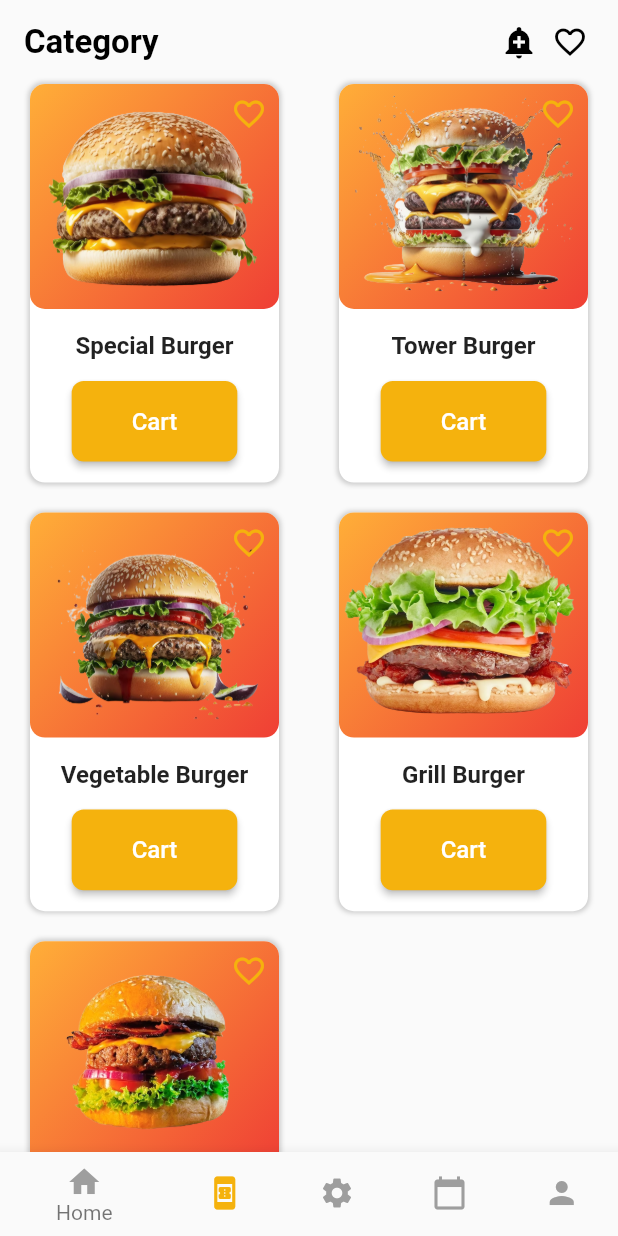
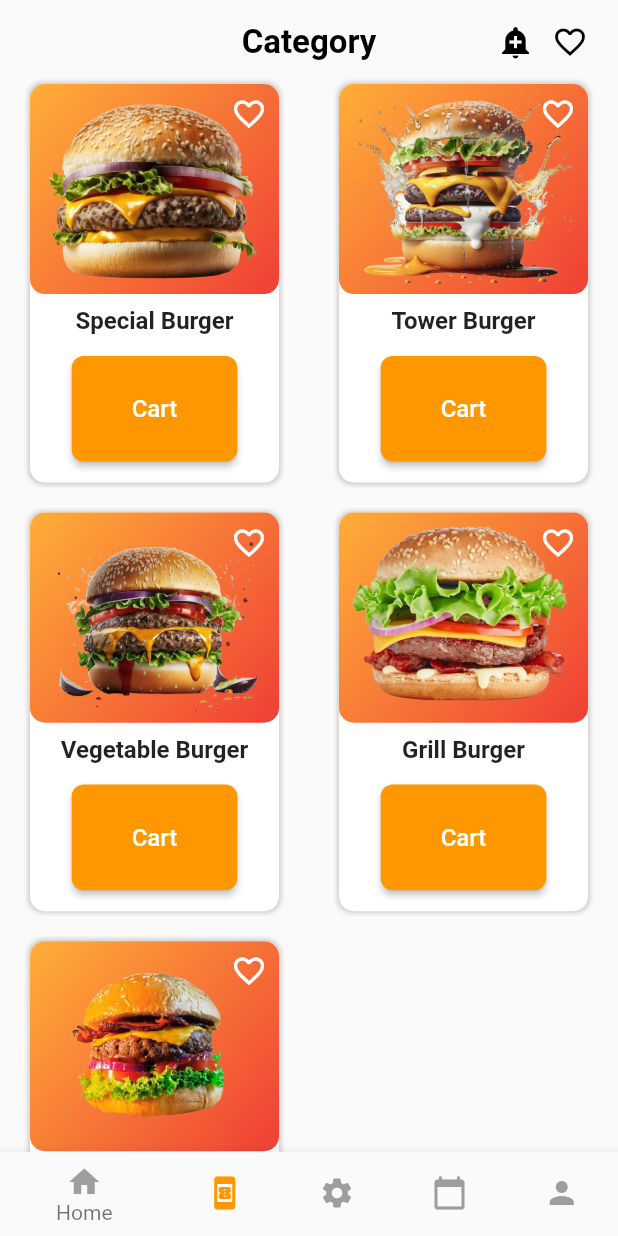
Before and after one commit to Ahmad-Hassan-St/foodui, a Flutter app: the screen it shows after launch, item 2 of the bottom bar chosen, on a phone screen of 412 x 824 dp. Run offline on Flutter 3.47's test engine with Material 2 defaults, Android fonts, the phone set to English and light mode, and no system bars; our stand-ins replace carousel_slider.

Commit message:
Refactor Code-2

```diff
--- a/lib/Components/ContainerWidget.dart
+++ b/lib/Components/ContainerWidget.dart
@@ -18,6 +18,9 @@ class ContainerWidget extends StatelessWidget {
 
   @override
   Widget build(BuildContext context) {
+    double screenHeight= MediaQuery.of(context).size.height;
+    double screenWidth= MediaQuery.of(context).size.width;
+
     return Padding(
       padding: const EdgeInsets.symmetric(horizontal: 10.0),
       child: InkWell(
@@ -44,13 +47,13 @@ class ContainerWidget extends StatelessWidget {
                     decoration:  BoxDecoration(
                       borderRadius: BorderRadius.circular(10),
 
-                      gradient: kgradient,
+                      gradient: kGradient,
                     ),
                     child: ClipRRect(
                       borderRadius: BorderRadius.circular(10),
                       child: Image(
                         fit: BoxFit.cover,
-                        height: 150,
+                        height: screenHeight * 0.17,
                         width: double.infinity,
                         image: AssetImage(
                           _image_path,
@@ -58,18 +61,18 @@ class ContainerWidget extends StatelessWidget {
                       ),
                     ),
                   ),
-                  Positioned(
+                  const Positioned(
                     top: 8,
                     right: 8,
                     child: Icon(
                       Icons.favorite_outline,
-                      color: primarycolor,
+                      color: Colors.white,
                     ),
                   ),
                 ],
               ),
-              const SizedBox(
-                height: 15,
+               SizedBox(
+                height: screenHeight * 0.01,
               ),
               Text(
                 _productname,
@@ -82,7 +85,7 @@ class ContainerWidget extends StatelessWidget {
                   child: ElevatedButtonWidget(
                     onpressed: () {},
                     buttonText: "Cart",
-                    backgroundcolor: primarycolor,
+                    backgroundcolor: primaryColor,
                   ),
                 ),
               ),
--- a/lib/Components/ElevatedButtonWidget.dart
+++ b/lib/Components/ElevatedButtonWidget.dart
@@ -14,7 +14,7 @@ class ElevatedButtonWidget extends StatefulWidget {
   });
 
   Color? foregroundcolor = Colors.white;
-  Color? backgroundcolor = primarycolor;
+  Color? backgroundcolor = primaryColor;
   final String buttonText;
   final VoidCallback onpressed;
   double horizantalpadding = 40;
--- a/lib/Screens/Category.dart
+++ b/lib/Screens/Category.dart
@@ -16,8 +16,10 @@ class _CategoryState extends State<Category> {
 
   @override
   Widget build(BuildContext context) {
+    double screenWidth=MediaQuery.of(context).size.width;
+
     return Scaffold(
-      appBar: buildAppBar(),
+      appBar: buildAppBar(screenWidth *0.03),
       body: Padding(
         padding: const EdgeInsets.symmetric(horizontal: 10.0),
         child: GridView.builder(
@@ -52,7 +54,7 @@ class _CategoryState extends State<Category> {
     );
   }
 
-  AppBar buildAppBar() {
+  AppBar buildAppBar( double screenWidth) {
     return AppBar(
       elevation: 0,
       foregroundColor: Colors.black,
@@ -62,10 +64,10 @@ class _CategoryState extends State<Category> {
         style: TextStyle(
             fontSize: 22, fontWeight: FontWeight.bold, fontFamily: 'Roboto'),
       ),
-      actions: const [
-        Icon(Icons.add_alert),
-        SizedBox(width: 10),
-        Padding(
+      actions:  [
+        const Icon(Icons.add_alert),
+        SizedBox(width: screenWidth),
+        const Padding(
           padding: EdgeInsets.only(right: 20),
           child: Icon(Icons.favorite_outline),
         ),
--- a/lib/Screens/SplashScreen.dart
+++ b/lib/Screens/SplashScreen.dart
@@ -31,7 +31,8 @@ class _SplashScreenState extends State<SplashScreen> {
   @override
   Widget build(BuildContext context) {
     return SafeArea(
-      child: Container(
+      child: Scaffold(
+        body: Container(
           decoration: const BoxDecoration(
             gradient: LinearGradient(
               colors: [
@@ -78,7 +79,7 @@ class _SplashScreenState extends State<SplashScreen> {
               Container(
                 height: 60,
                 decoration: BoxDecoration(
-                color: primarycolor,
+                  color: primaryColor,
                   borderRadius: BorderRadius.circular(20),
                   boxShadow: [
                     BoxShadow(
@@ -104,6 +105,7 @@ class _SplashScreenState extends State<SplashScreen> {
             ],
           ),
         ),
+      ),
     );
   }
 }
--- a/lib/Screens/homfeed_screen.dart
+++ b/lib/Screens/homfeed_screen.dart
@@ -37,24 +37,24 @@ class _homefeed_screenState extends State<homefeed_screen> {
           BottomNavigationBarItem(
             icon: Icon(
               Icons.home,
-              color: _selectedindex == 0 ?  primarycolor : Colors.grey,
+              color: _selectedindex == 0 ?  primaryColor : Colors.grey,
             ),
             label: 'Home',
           ),
           BottomNavigationBarItem(
-            icon: Icon(Icons.book_online,color: _selectedindex == 1?  primarycolor : Colors.grey,),
+            icon: Icon(Icons.book_online,color: _selectedindex == 1?  primaryColor : Colors.grey,),
             label: 'Booking',
           ),
           BottomNavigationBarItem(
-            icon: Icon(Icons.settings,color: _selectedindex == 2 ?  primarycolor : Colors.grey,),
+            icon: Icon(Icons.settings,color: _selectedindex == 2 ?  primaryColor : Colors.grey,),
             label: 'Settings',
           ),
           BottomNavigationBarItem(
-            icon: Icon(Icons.calendar_today,color: _selectedindex == 3 ?  primarycolor : Colors.grey,),
+            icon: Icon(Icons.calendar_today,color: _selectedindex == 3 ?  primaryColor : Colors.grey,),
             label: 'Calendar',
           ),
           BottomNavigationBarItem(
-            icon: Icon(Icons.person, color: _selectedindex == 4 ?  primarycolor : Colors.grey,),
+            icon: Icon(Icons.person, color: _selectedindex == 4 ?  primaryColor : Colors.grey,),
             label: 'Person',
           ),
         ],
--- a/lib/main.dart
+++ b/lib/main.dart
@@ -1,5 +1,6 @@
 import 'package:flutter/material.dart';
 import 'package:food_desing/Screens/SplashScreen.dart';
+import 'package:food_desing/utilis/colors.dart';
 
 void main() {
   runApp(const FoodDesign());
@@ -15,10 +16,15 @@ class FoodDesign extends StatefulWidget {
 class _FoodDesignState extends State<FoodDesign> {
   @override
   Widget build(BuildContext context) {
-    return const MaterialApp(
-      home: Scaffold(
-        body: SafeArea(child: SplashScreen()),
+    return MaterialApp(
+      theme: ThemeData(
+        appBarTheme: AppBarTheme(
+          centerTitle: true,
+          elevation: 0,
+          //backgroundColor: primaryColor,
+        ),
       ),
+      home: SplashScreen(),
     );
   }
 }
--- a/lib/utilis/colors.dart
+++ b/lib/utilis/colors.dart
@@ -1,7 +1,9 @@
 import 'package:flutter/material.dart';
 
-Color primarycolor = const Color(0xfff5b20d);
-LinearGradient kgradient = const LinearGradient(
+// Color primaryColor = const Color(0xfff5b20d);
+Color primaryColor = Colors.orange;
+
+LinearGradient kGradient = const LinearGradient(
   begin: Alignment.topLeft,
   end: Alignment.bottomRight,
   colors: [
```
Also changed, not shown: lib/Components/ProductWidget.dart (+9 -4 lines), lib/Screens/Home.dart (+30 -8 lines), lib/Screens/description_screen.dart (+5 -3 lines). Lines whose indentation alone changed are shown as unchanged.
